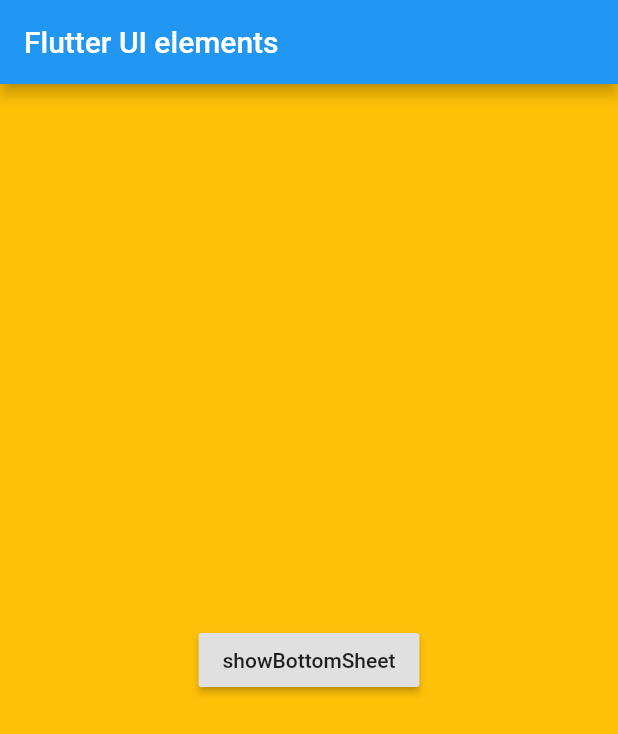
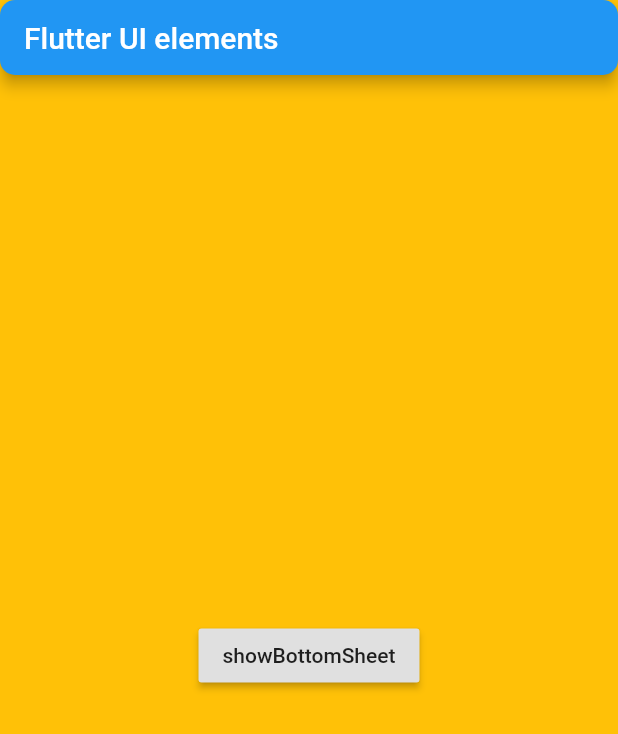
Before and after one commit to happy-san/flutter_tinker, a Flutter app: the screen it shows after launch, on a phone screen of 412 x 824 dp. Shown: the top 734 px of the screen. Run offline on Flutter 3.47's test engine with Material 2 defaults, Android fonts, the phone set to English and light mode, and no system bars; our stand-ins replace shared_preferences; missing offline and left inert: android_alarm_manager.

Commit message:
Add custom appbar

```diff
--- a/ui/lib/main.dart
+++ b/ui/lib/main.dart
@@ -1,5 +1,6 @@
 import 'package:flutter/material.dart';
 
+import 'widgets/appbar.dart';
 import 'widgets/bottom_sheet_button.dart';
 
 void main() {
@@ -19,6 +20,7 @@ class MyApp extends StatelessWidget {
         canvasColor: Colors.transparent,
       ),
       home: MyHomePage(title: 'Flutter UI elements'),
+      debugShowCheckedModeBanner: false,
     );
   }
 }
@@ -36,10 +38,7 @@ class _MyHomePageState extends State<MyHomePage> {
   @override
   Widget build(BuildContext context) {
     return Scaffold(
-      appBar: AppBar(
-        title: Text(widget.title),
-        automaticallyImplyLeading: false,
-      ),
+      appBar: MyAppBar(widget.title),
       body: Center(
         child: BottomSheetButton(context),
       ),
--- /dev/null
+++ b/ui/lib/widgets/appbar.dart
@@ -0,0 +1,24 @@
+import 'package:flutter/material.dart';
+
+class MyAppBar extends StatelessWidget with PreferredSizeWidget {
+  @override
+  final Size preferredSize;
+
+  final String title;
+  MyAppBar(
+    this.title, {
+    Key key,
+  })  : preferredSize = Size.fromHeight(50.0),
+        super(key: key);
+
+  @override
+  Widget build(BuildContext context) {
+    return AppBar(
+      title: Text(title),
+      shape: RoundedRectangleBorder(
+        borderRadius: BorderRadius.circular(10.0),
+      ),
+      automaticallyImplyLeading: false,
+    );
+  }
+}
```
